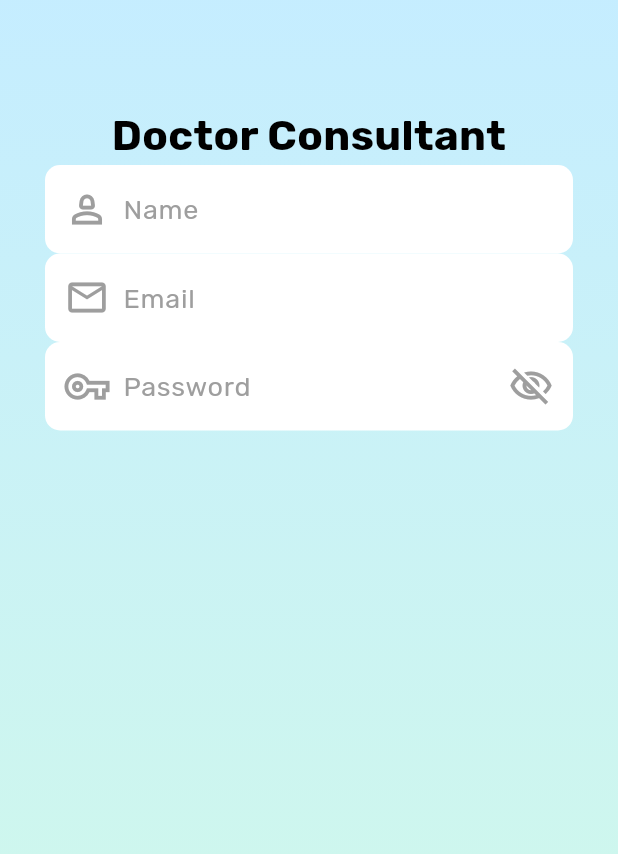
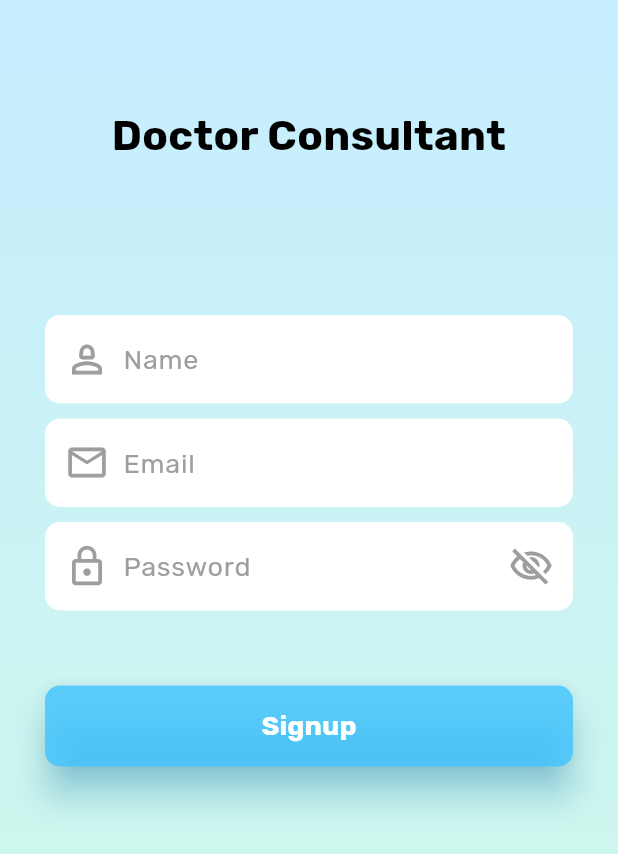
Before and after one commit to alhasann351/doctor_consultant_app_template, a Flutter app: the SignupScreen screen opened by its route, on a phone screen of 412 x 824 dp. Shown: the top 854 px of the screen. Run offline on Flutter 3.47's test engine with Material 3 defaults, Android fonts, the phone set to English and light mode, and no system bars; our stand-ins replace get, shared_preferences, smooth_page_indicator; accounts and stored records are empty.

Commit message:
signup-screen-button-design

```diff
--- a/lib/resources/colors/app_colors.dart
+++ b/lib/resources/colors/app_colors.dart
@@ -48,4 +48,6 @@ class AppColors {
   static const Color nameTextColor = Colors.black;
   static const Color emailTextColor = Colors.black;
   static const Color passwordTextColor = Colors.black;
+  static const Color signupButtonColor = Colors.lightBlueAccent;
+  static const Color signupTextColor = Colors.white;
 }
--- a/lib/resources/localization/languages.dart
+++ b/lib/resources/localization/languages.dart
@@ -33,6 +33,7 @@ class Languages extends Translations {
           'input_name_hint_text': 'Name',
           'input_email_hint_text': 'Email',
           'input_password_hint_text': 'Password',
+          'signup_button_text': 'Signup',
         },
         'bn_BD': {
           //splash screen
@@ -64,6 +65,7 @@ class Languages extends Translations {
           'input_name_hint_text': 'নাম',
           'input_email_hint_text': 'ইমেইল',
           'input_password_hint_text': 'পাসওয়ার্ড',
+          'signup_button_text': 'নিবন্ধন করুন',
         },
         'hi_IN': {
           //splash screen
@@ -94,6 +96,7 @@ class Languages extends Translations {
           'input_name_hint_text': 'नाम',
           'input_email_hint_text': 'ईमेल',
           'input_password_hint_text': 'पासवर्ड',
+          'signup_button_text': 'साइन अप करें',
         },
       };
 }
--- a/lib/views/signup_screen/signup_screen.dart
+++ b/lib/views/signup_screen/signup_screen.dart
@@ -2,6 +2,7 @@ import 'package:doctor_consultant_app_template/resources/colors/app_colors.dart'
 import 'package:doctor_consultant_app_template/views/signup_screen/widgets/input_email.dart';
 import 'package:doctor_consultant_app_template/views/signup_screen/widgets/input_name.dart';
 import 'package:doctor_consultant_app_template/views/signup_screen/widgets/input_password.dart';
+import 'package:doctor_consultant_app_template/views/signup_screen/widgets/signup_button.dart';
 import 'package:doctor_consultant_app_template/views/signup_screen/widgets/title_text.dart';
 import 'package:flutter/material.dart';
 
@@ -33,9 +34,14 @@ class _SignupScreenState extends State<SignupScreen> {
           child: ListView(
             children: const [
               TitleText(),
+              SizedBox(height: 100),
               InputName(),
+              SizedBox(height: 10),
               InputEmail(),
+              SizedBox(height: 10),
               InputPassword(),
+              SizedBox(height: 50),
+              SignupButton(),
             ],
           ),
         ),
--- a/lib/views/signup_screen/widgets/input_password.dart
+++ b/lib/views/signup_screen/widgets/input_password.dart
@@ -33,7 +33,7 @@ class InputPassword extends StatelessWidget {
           prefixIcon: const Padding(
             padding: EdgeInsets.only(left: 8.0),
             child: Icon(
-              Icons.vpn_key_outlined,
+              Icons.lock_outline,
               color: AppColors.prefixIconColor,
               size: 30,
             ),
--- /dev/null
+++ b/lib/views/signup_screen/widgets/signup_button.dart
@@ -0,0 +1,29 @@
+import 'package:doctor_consultant_app_template/resources/colors/app_colors.dart';
+import 'package:doctor_consultant_app_template/resources/components/rounded_button.dart';
+import 'package:flutter/material.dart';
+import 'package:get/get.dart';
+
+import '../../../resources/fonts/app_font_style.dart';
+
+class SignupButton extends StatelessWidget {
+  const SignupButton({super.key});
+
+  @override
+  Widget build(BuildContext context) {
+    return SizedBox(
+      height: 54,
+      width: MediaQuery.of(context).size.width,
+      child: RoundedButton(
+        title: 'signup_button_text'.tr,
+        backgroundColor: AppColors.signupButtonColor.withOpacity(0.8),
+        textStyle: const TextStyle(
+          fontFamily: AppFontStyle.rubik,
+          fontWeight: FontWeight.bold,
+          fontSize: 18,
+          color: AppColors.signupTextColor,
+        ),
+        onTap: () {},
+      ),
+    );
+  }
+}
```
